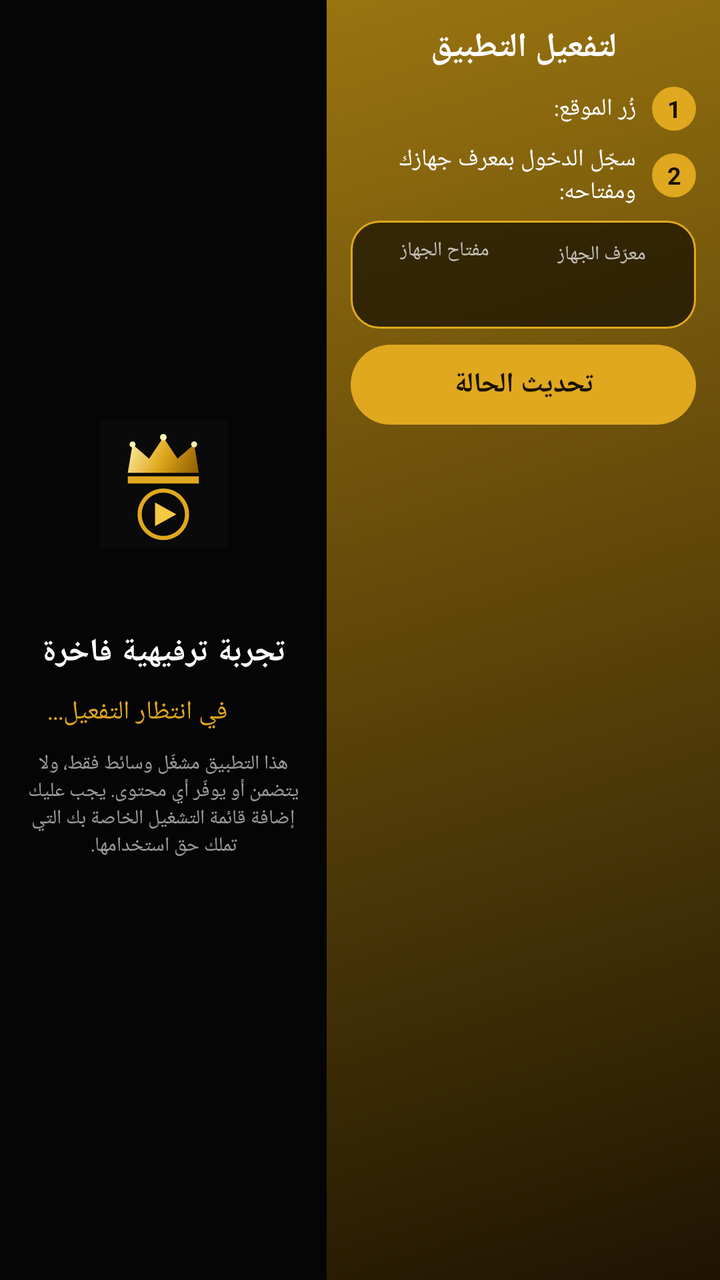
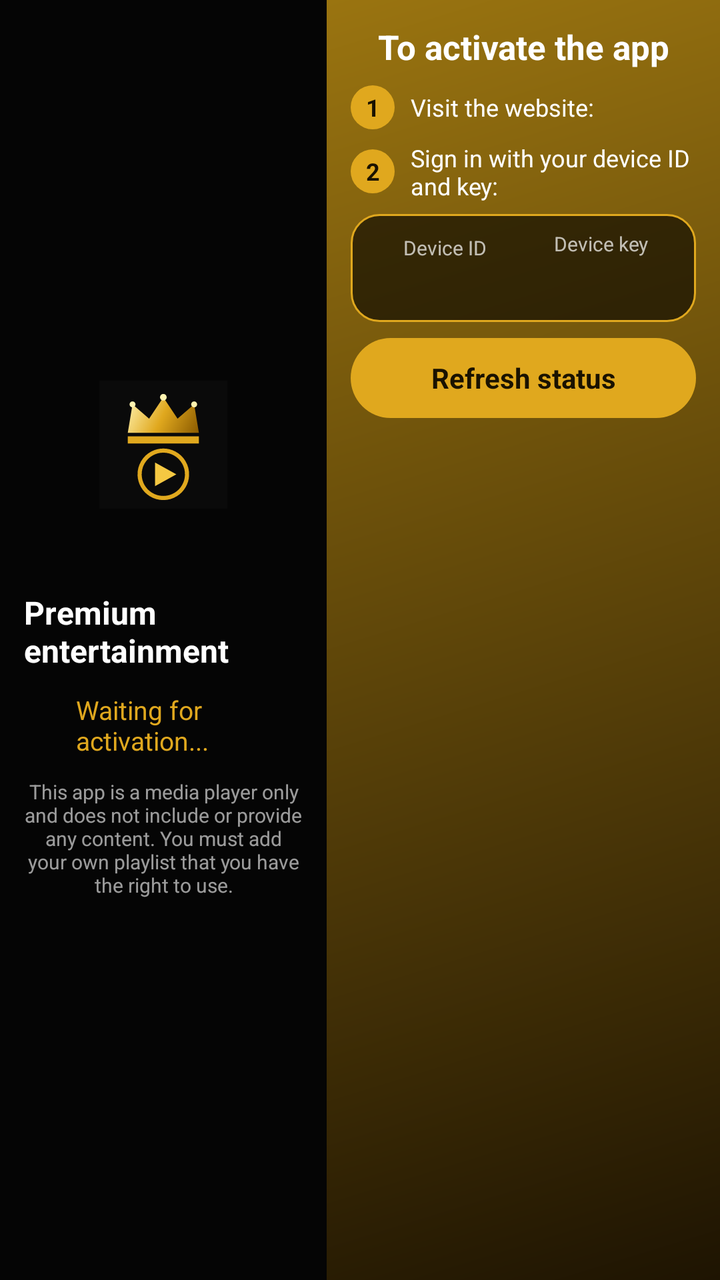

The first picture is an Android layout as it rendered before a commit; the second is the same layout after the commit. The layout source and the unified diff follow.
<!-- AndroidManifest.xml: application theme Theme.IPTVPlayer -->
<!-- res/layout/activity_activation.xml -->
<?xml version="1.0" encoding="utf-8"?>
<LinearLayout xmlns:android="http://schemas.android.com/apk/res/android" android:layout_width="match_parent" android:layout_height="match_parent" android:background="#050505" android:layoutDirection="ltr" android:orientation="horizontal">
<ScrollView android:layout_width="0dp" android:layout_height="match_parent" android:layout_weight="1" android:fillViewport="true"><LinearLayout android:layout_width="match_parent" android:layout_height="wrap_content" android:gravity="center" android:layoutDirection="rtl" android:orientation="vertical" android:padding="12dp">
<ImageView android:layout_width="64dp" android:layout_height="64dp" android:src="@drawable/ic_launcher_aurum" />
<TextView android:id="@+id/tvAppName" android:layout_width="wrap_content" android:layout_height="wrap_content" android:layout_marginTop="4dp" android:letterSpacing="0.2" android:textColor="#E0A81E" android:textSize="20sp" android:textStyle="bold" />
<TextView android:layout_width="wrap_content" android:layout_height="wrap_content" android:layout_marginTop="10dp" android:text="تجربة ترفيهية فاخرة" android:textColor="#FFFFFF" android:textSize="16sp" android:textStyle="bold" />
<LinearLayout android:layout_width="wrap_content" android:layout_height="wrap_content" android:layout_marginTop="10dp" android:gravity="center_vertical" android:orientation="horizontal"><ProgressBar android:id="@+id/progress" android:layout_width="18dp" android:layout_height="18dp" /><TextView android:id="@+id/tvStatus" android:layout_width="wrap_content" android:layout_height="wrap_content" android:layout_marginStart="8dp" android:text="في انتظار التفعيل..." android:textColor="#E0A81E" android:textSize="13sp" /></LinearLayout>
<TextView android:layout_width="match_parent" android:layout_height="wrap_content" android:layout_marginTop="10dp" android:gravity="center" android:text="هذا التطبيق مشغّل وسائط فقط، ولا يتضمن أو يوفّر أي محتوى. يجب عليك إضافة قائمة التشغيل الخاصة بك التي تملك حق استخدامها." android:textColor="#99FFFFFF" android:textSize="10sp" />
</LinearLayout></ScrollView>
<ScrollView android:layout_width="0dp" android:layout_height="match_parent" android:layout_weight="1.2" android:background="@drawable/bg_activation_panel" android:fillViewport="true"><LinearLayout android:layout_width="match_parent" android:layout_height="wrap_content" android:layoutDirection="rtl" android:orientation="vertical" android:padding="12dp">
<TextView android:layout_width="match_parent" android:layout_height="wrap_content" android:gravity="center" android:text="لتفعيل التطبيق" android:textColor="#FFFFFF" android:textSize="17sp" android:textStyle="bold" />
<LinearLayout android:layout_width="match_parent" android:layout_height="wrap_content" android:layout_marginTop="8dp" android:gravity="center_vertical" android:orientation="horizontal"><TextView android:layout_width="22dp" android:layout_height="22dp" android:background="@drawable/bg_step_num" android:gravity="center" android:text="1" android:textColor="#1A1200" android:textSize="12sp" android:textStyle="bold" /><TextView android:layout_width="wrap_content" android:layout_height="wrap_content" android:layout_marginStart="8dp" android:text="زُر الموقع:" android:textColor="#FFFFFF" android:textSize="12sp" /><TextView android:id="@+id/tvSite" android:layout_width="wrap_content" android:layout_height="wrap_content" android:layout_marginStart="6dp" android:textColor="#FFD670" android:textDirection="ltr" android:textSize="12sp" android:textStyle="bold" /></LinearLayout>
<LinearLayout android:layout_width="match_parent" android:layout_height="wrap_content" android:layout_marginTop="6dp" android:gravity="center_vertical" android:orientation="horizontal"><TextView android:layout_width="22dp" android:layout_height="22dp" android:background="@drawable/bg_step_num" android:gravity="center" android:text="2" android:textColor="#1A1200" android:textSize="12sp" android:textStyle="bold" /><TextView android:layout_width="0dp" android:layout_height="wrap_content" android:layout_marginStart="8dp" android:layout_weight="1" android:text="سجّل الدخول بمعرف جهازك ومفتاحه:" android:textColor="#FFFFFF" android:textSize="12sp" /></LinearLayout>
<LinearLayout android:layout_width="match_parent" android:layout_height="wrap_content" android:layout_marginTop="6dp" android:background="@drawable/bg_code_box" android:gravity="center" android:orientation="horizontal" android:padding="8dp">
<LinearLayout android:layout_width="0dp" android:layout_height="wrap_content" android:layout_weight="1" android:gravity="center" android:orientation="vertical"><TextView android:layout_width="wrap_content" android:layout_height="wrap_content" android:text="معرّف الجهاز" android:textColor="#B3FFFFFF" android:textSize="10sp" /><TextView android:id="@+id/tvMac" android:layout_width="wrap_content" android:layout_height="wrap_content" android:fontFamily="monospace" android:textColor="#FFFFFF" android:textDirection="ltr" android:textIsSelectable="true" android:textSize="15sp" android:textStyle="bold" /></LinearLayout>
<LinearLayout android:layout_width="0dp" android:layout_height="wrap_content" android:layout_weight="1" android:gravity="center" android:orientation="vertical"><TextView android:layout_width="wrap_content" android:layout_height="wrap_content" android:text="مفتاح الجهاز" android:textColor="#B3FFFFFF" android:textSize="10sp" /><TextView android:id="@+id/tvKey" android:layout_width="wrap_content" android:layout_height="wrap_content" android:fontFamily="monospace" android:letterSpacing="0.1" android:textColor="#FFD670" android:textDirection="ltr" android:textIsSelectable="true" android:textSize="18sp" android:textStyle="bold" /></LinearLayout>
</LinearLayout>
<TextView android:id="@+id/btnRefresh" android:layout_width="match_parent" android:layout_height="40dp" android:layout_marginTop="8dp" android:background="@drawable/bg_gold_btn" android:clickable="true" android:focusable="true" android:gravity="center" android:text="تحديث الحالة" android:textColor="#1A1200" android:textSize="14sp" android:textStyle="bold" />
<LinearLayout android:id="@+id/demoHolder" android:layout_width="match_parent" android:layout_height="wrap_content" android:layout_marginTop="6dp" android:orientation="vertical" />
</LinearLayout></ScrollView>
</LinearLayout>
<!-- resources referenced by this layout -->
<resources>
  <!-- drawable bg_activation_panel (drawable) -->
  <?xml version="1.0" encoding="utf-8"?>
  <shape xmlns:android="http://schemas.android.com/apk/res/android" android:shape="rectangle"><gradient android:angle="315" android:endColor="#1E1402" android:startColor="#9A7410" /></shape>
  <!-- drawable bg_code_box (drawable) -->
  <?xml version="1.0" encoding="utf-8"?>
  <shape xmlns:android="http://schemas.android.com/apk/res/android" android:shape="rectangle"><solid android:color="#99000000" /><stroke android:width="1dp" android:color="#E0A81E" /><corners android:radius="14dp" /></shape>
  <!-- drawable bg_gold_btn (drawable) -->
  <?xml version="1.0" encoding="utf-8"?>
  <selector xmlns:android="http://schemas.android.com/apk/res/android">
  <item android:state_focused="true"><shape android:shape="rectangle"><solid android:color="#F5C84C" /><stroke android:width="3dp" android:color="#FFFFFF" /><corners android:radius="26dp" /></shape></item>
  <item><shape android:shape="rectangle"><solid android:color="#E0A81E" /><corners android:radius="26dp" /></shape></item>
  </selector>
  <!-- drawable bg_step_num (drawable) -->
  <?xml version="1.0" encoding="utf-8"?>
  <shape xmlns:android="http://schemas.android.com/apk/res/android" android:shape="oval"><solid android:color="#E0A81E" /></shape>
  <!-- drawable ic_launcher_aurum (drawable) -->
  <?xml version="1.0" encoding="utf-8"?>
  <layer-list xmlns:android="http://schemas.android.com/apk/res/android">
  <item><shape android:shape="rectangle"><solid android:color="#0A0A0A" /></shape></item>
  <item android:drawable="@drawable/ic_logo" />
  </layer-list>
  <color name="accent_primary">#FF00E676</color>
  <color name="accent_secondary">#FF00C853</color>
  <color name="bg_primary">#FF121212</color>
  <color name="bg_surface">#FF1E1E1E</color>
  <color name="text_primary">#FFFFFFFF</color>
  <color name="text_secondary">#FFB0B0B0</color>
  <color name="text_hint">#FF757575</color>
  <style name="DarkAlertDialog" parent="ThemeOverlay.MaterialComponents.MaterialAlertDialog">
          <item name="colorSurface">@color/bg_surface</item>
          <item name="colorOnSurface">@color/text_primary</item>
          <item name="android:background">@color/bg_surface</item>
          <item name="buttonBarPositiveButtonStyle">@style/AccentButtonStyle</item>
      </style>
  <style name="AccentButtonStyle" parent="Widget.MaterialComponents.Button.TextButton.Dialog">
          <item name="android:textColor">@color/accent_primary</item>
      </style>
  <!-- unchanged entries left out for length: 2 -->
</resources>

<!-- the commit's change to res/layout/activity_activation.xml (unified diff, before → after) -->
@@ -1,21 +1,21 @@
 <?xml version="1.0" encoding="utf-8"?>
 <LinearLayout xmlns:android="http://schemas.android.com/apk/res/android" android:layout_width="match_parent" android:layout_height="match_parent" android:background="#050505" android:layoutDirection="ltr" android:orientation="horizontal">
-<ScrollView android:layout_width="0dp" android:layout_height="match_parent" android:layout_weight="1" android:fillViewport="true"><LinearLayout android:layout_width="match_parent" android:layout_height="wrap_content" android:gravity="center" android:layoutDirection="rtl" android:orientation="vertical" android:padding="12dp">
+<ScrollView android:layout_width="0dp" android:layout_height="match_parent" android:layout_weight="1" android:fillViewport="true"><LinearLayout android:layout_width="match_parent" android:layout_height="wrap_content" android:gravity="center" android:layoutDirection="locale" android:orientation="vertical" android:padding="12dp">
 <ImageView android:layout_width="64dp" android:layout_height="64dp" android:src="@drawable/ic_launcher_aurum" />
 <TextView android:id="@+id/tvAppName" android:layout_width="wrap_content" android:layout_height="wrap_content" android:layout_marginTop="4dp" android:letterSpacing="0.2" android:textColor="#E0A81E" android:textSize="20sp" android:textStyle="bold" />
-<TextView android:layout_width="wrap_content" android:layout_height="wrap_content" android:layout_marginTop="10dp" android:text="تجربة ترفيهية فاخرة" android:textColor="#FFFFFF" android:textSize="16sp" android:textStyle="bold" />
-<LinearLayout android:layout_width="wrap_content" android:layout_height="wrap_content" android:layout_marginTop="10dp" android:gravity="center_vertical" android:orientation="horizontal"><ProgressBar android:id="@+id/progress" android:layout_width="18dp" android:layout_height="18dp" /><TextView android:id="@+id/tvStatus" android:layout_width="wrap_content" android:layout_height="wrap_content" android:layout_marginStart="8dp" android:text="في انتظار التفعيل..." android:textColor="#E0A81E" android:textSize="13sp" /></LinearLayout>
-<TextView android:layout_width="match_parent" android:layout_height="wrap_content" android:layout_marginTop="10dp" android:gravity="center" android:text="هذا التطبيق مشغّل وسائط فقط، ولا يتضمن أو يوفّر أي محتوى. يجب عليك إضافة قائمة التشغيل الخاصة بك التي تملك حق استخدامها." android:textColor="#99FFFFFF" android:textSize="10sp" />
+<TextView android:layout_width="wrap_content" android:layout_height="wrap_content" android:layout_marginTop="10dp" android:text="@string/act_badge" android:textColor="#FFFFFF" android:textSize="16sp" android:textStyle="bold" />
+<LinearLayout android:layout_width="wrap_content" android:layout_height="wrap_content" android:layout_marginTop="10dp" android:gravity="center_vertical" android:orientation="horizontal"><ProgressBar android:id="@+id/progress" android:layout_width="18dp" android:layout_height="18dp" /><TextView android:id="@+id/tvStatus" android:layout_width="wrap_content" android:layout_height="wrap_content" android:layout_marginStart="8dp" android:text="@string/status_waiting" android:textColor="#E0A81E" android:textSize="13sp" /></LinearLayout>
+<TextView android:layout_width="match_parent" android:layout_height="wrap_content" android:layout_marginTop="10dp" android:gravity="center" android:text="@string/act_disc_short" android:textColor="#99FFFFFF" android:textSize="10sp" />
 </LinearLayout></ScrollView>
-<ScrollView android:layout_width="0dp" android:layout_height="match_parent" android:layout_weight="1.2" android:background="@drawable/bg_activation_panel" android:fillViewport="true"><LinearLayout android:layout_width="match_parent" android:layout_height="wrap_content" android:layoutDirection="rtl" android:orientation="vertical" android:padding="12dp">
-<TextView android:layout_width="match_parent" android:layout_height="wrap_content" android:gravity="center" android:text="لتفعيل التطبيق" android:textColor="#FFFFFF" android:textSize="17sp" android:textStyle="bold" />
-<LinearLayout android:layout_width="match_parent" android:layout_height="wrap_content" android:layout_marginTop="8dp" android:gravity="center_vertical" android:orientation="horizontal"><TextView android:layout_width="22dp" android:layout_height="22dp" android:background="@drawable/bg_step_num" android:gravity="center" android:text="1" android:textColor="#1A1200" android:textSize="12sp" android:textStyle="bold" /><TextView android:layout_width="wrap_content" android:layout_height="wrap_content" android:layout_marginStart="8dp" android:text="زُر الموقع:" android:textColor="#FFFFFF" android:textSize="12sp" /><TextView android:id="@+id/tvSite" android:layout_width="wrap_content" android:layout_height="wrap_content" android:layout_marginStart="6dp" android:textColor="#FFD670" android:textDirection="ltr" android:textSize="12sp" android:textStyle="bold" /></LinearLayout>
-<LinearLayout android:layout_width="match_parent" android:layout_height="wrap_content" android:layout_marginTop="6dp" android:gravity="center_vertical" android:orientation="horizontal"><TextView android:layout_width="22dp" android:layout_height="22dp" android:background="@drawable/bg_step_num" android:gravity="center" android:text="2" android:textColor="#1A1200" android:textSize="12sp" android:textStyle="bold" /><TextView android:layout_width="0dp" android:layout_height="wrap_content" android:layout_marginStart="8dp" android:layout_weight="1" android:text="سجّل الدخول بمعرف جهازك ومفتاحه:" android:textColor="#FFFFFF" android:textSize="12sp" /></LinearLayout>
+<ScrollView android:layout_width="0dp" android:layout_height="match_parent" android:layout_weight="1.2" android:background="@drawable/bg_activation_panel" android:fillViewport="true"><LinearLayout android:layout_width="match_parent" android:layout_height="wrap_content" android:layoutDirection="locale" android:orientation="vertical" android:padding="12dp">
+<TextView android:layout_width="match_parent" android:layout_height="wrap_content" android:gravity="center" android:text="@string/act_title" android:textColor="#FFFFFF" android:textSize="17sp" android:textStyle="bold" />
+<LinearLayout android:layout_width="match_parent" android:layout_height="wrap_content" android:layout_marginTop="8dp" android:gravity="center_vertical" android:orientation="horizontal"><TextView android:layout_width="22dp" android:layout_height="22dp" android:background="@drawable/bg_step_num" android:gravity="center" android:text="1" android:textColor="#1A1200" android:textSize="12sp" android:textStyle="bold" /><TextView android:layout_width="wrap_content" android:layout_height="wrap_content" android:layout_marginStart="8dp" android:text="@string/act_visit" android:textColor="#FFFFFF" android:textSize="12sp" /><TextView android:id="@+id/tvSite" android:layout_width="wrap_content" android:layout_height="wrap_content" android:layout_marginStart="6dp" android:textColor="#FFD670" android:textDirection="ltr" android:textSize="12sp" android:textStyle="bold" /></LinearLayout>
+<LinearLayout android:layout_width="match_parent" android:layout_height="wrap_content" android:layout_marginTop="6dp" android:gravity="center_vertical" android:orientation="horizontal"><TextView android:layout_width="22dp" android:layout_height="22dp" android:background="@drawable/bg_step_num" android:gravity="center" android:text="2" android:textColor="#1A1200" android:textSize="12sp" android:textStyle="bold" /><TextView android:layout_width="0dp" android:layout_height="wrap_content" android:layout_marginStart="8dp" android:layout_weight="1" android:text="@string/act_login_short" android:textColor="#FFFFFF" android:textSize="12sp" /></LinearLayout>
 <LinearLayout android:layout_width="match_parent" android:layout_height="wrap_content" android:layout_marginTop="6dp" android:background="@drawable/bg_code_box" android:gravity="center" android:orientation="horizontal" android:padding="8dp">
-<LinearLayout android:layout_width="0dp" android:layout_height="wrap_content" android:layout_weight="1" android:gravity="center" android:orientation="vertical"><TextView android:layout_width="wrap_content" android:layout_height="wrap_content" android:text="معرّف الجهاز" android:textColor="#B3FFFFFF" android:textSize="10sp" /><TextView android:id="@+id/tvMac" android:layout_width="wrap_content" android:layout_height="wrap_content" android:fontFamily="monospace" android:textColor="#FFFFFF" android:textDirection="ltr" android:textIsSelectable="true" android:textSize="15sp" android:textStyle="bold" /></LinearLayout>
-<LinearLayout android:layout_width="0dp" android:layout_height="wrap_content" android:layout_weight="1" android:gravity="center" android:orientation="vertical"><TextView android:layout_width="wrap_content" android:layout_height="wrap_content" android:text="مفتاح الجهاز" android:textColor="#B3FFFFFF" android:textSize="10sp" /><TextView android:id="@+id/tvKey" android:layout_width="wrap_content" android:layout_height="wrap_content" android:fontFamily="monospace" android:letterSpacing="0.1" android:textColor="#FFD670" android:textDirection="ltr" android:textIsSelectable="true" android:textSize="18sp" android:textStyle="bold" /></LinearLayout>
+<LinearLayout android:layout_width="0dp" android:layout_height="wrap_content" android:layout_weight="1" android:gravity="center" android:orientation="vertical"><TextView android:layout_width="wrap_content" android:layout_height="wrap_content" android:text="@string/act_device_id" android:textColor="#B3FFFFFF" android:textSize="10sp" /><TextView android:id="@+id/tvMac" android:layout_width="wrap_content" android:layout_height="wrap_content" android:fontFamily="monospace" android:textColor="#FFFFFF" android:textDirection="ltr" android:textIsSelectable="true" android:textSize="15sp" android:textStyle="bold" /></LinearLayout>
+<LinearLayout android:layout_width="0dp" android:layout_height="wrap_content" android:layout_weight="1" android:gravity="center" android:orientation="vertical"><TextView android:layout_width="wrap_content" android:layout_height="wrap_content" android:text="@string/act_device_key" android:textColor="#B3FFFFFF" android:textSize="10sp" /><TextView android:id="@+id/tvKey" android:layout_width="wrap_content" android:layout_height="wrap_content" android:fontFamily="monospace" android:letterSpacing="0.1" android:textColor="#FFD670" android:textDirection="ltr" android:textIsSelectable="true" android:textSize="18sp" android:textStyle="bold" /></LinearLayout>
 </LinearLayout>
-<TextView android:id="@+id/btnRefresh" android:layout_width="match_parent" android:layout_height="40dp" android:layout_marginTop="8dp" android:background="@drawable/bg_gold_btn" android:clickable="true" android:focusable="true" android:gravity="center" android:text="تحديث الحالة" android:textColor="#1A1200" android:textSize="14sp" android:textStyle="bold" />
+<TextView android:id="@+id/btnRefresh" android:layout_width="match_parent" android:layout_height="40dp" android:layout_marginTop="8dp" android:background="@drawable/bg_gold_btn" android:clickable="true" android:focusable="true" android:gravity="center" android:text="@string/act_refresh" android:textColor="#1A1200" android:textSize="14sp" android:textStyle="bold" />
 <LinearLayout android:id="@+id/demoHolder" android:layout_width="match_parent" android:layout_height="wrap_content" android:layout_marginTop="6dp" android:orientation="vertical" />
 </LinearLayout></ScrollView>
 </LinearLayout>
<!-- resource entries referenced after the edit -->
@@ -21,6 +21,15 @@
   <item><shape android:shape="rectangle"><solid android:color="#0A0A0A" /></shape></item>
   <item android:drawable="@drawable/ic_logo" />
   </layer-list>
+  <string name="act_badge">Premium entertainment</string>
+  <string name="act_device_id">Device ID</string>
+  <string name="act_device_key">Device key</string>
+  <string name="act_disc_short">This app is a media player only and does not include or provide any content. You must add your own playlist that you have the right to use.</string>
+  <string name="act_login_short">Sign in with your device ID and key:</string>
+  <string name="act_refresh">Refresh status</string>
+  <string name="act_title">To activate the app</string>
+  <string name="act_visit">Visit the website:</string>
+  <string name="status_waiting">Waiting for activation...</string>
   <color name="accent_primary">#FF00E676</color>
   <color name="accent_secondary">#FF00C853</color>
   <color name="bg_primary">#FF121212</color>
